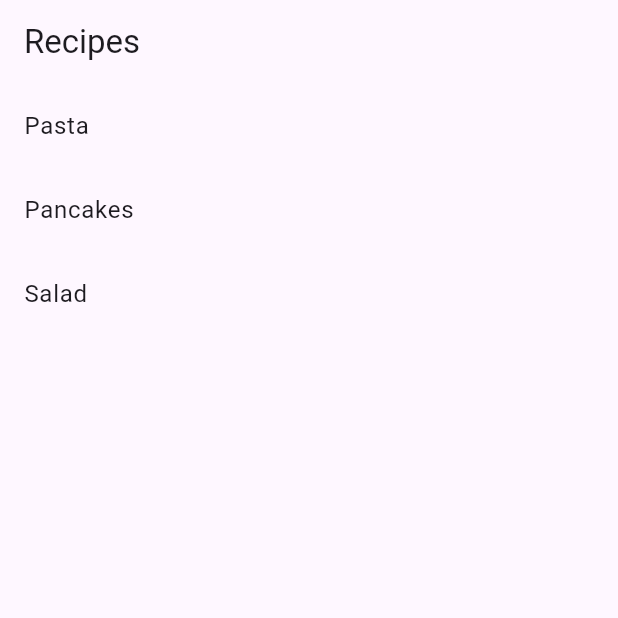
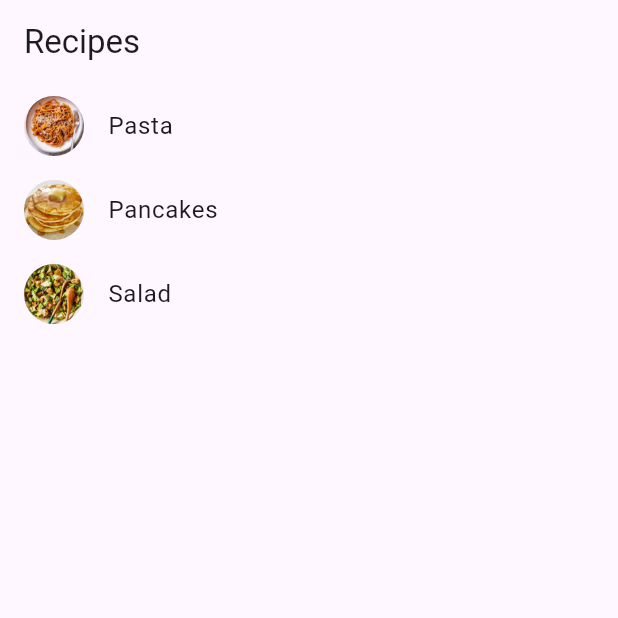
Before and after one commit to YummyFrog/mad_cw2, a Flutter app: the screen it shows after launch, on a phone screen of 412 x 824 dp, the top half of it. Run offline on Flutter 3.47's test engine with Material 3 defaults, Android fonts, the phone set to English and light mode, and no system bars.

```diff
--- a/lib/home_screen.dart
+++ b/lib/home_screen.dart
@@ -1,24 +1,26 @@
 import 'package:flutter/material.dart';
-import 'details_screen.dart'; // Import the DetailsScreen
-import 'recipe_model.dart'; // Import the Recipe model
+import 'details_screen.dart';
+import 'recipe_model.dart';
 
 class HomeScreen extends StatelessWidget {
-  // List of recipes (hardcoded for now)
   final List<Recipe> recipes = [
     Recipe(
       name: 'Pasta',
       ingredients: 'Pasta, Tomato Sauce, Cheese',
       instructions: 'Boil pasta, add sauce, and sprinkle cheese.',
+      image: 'assets/images/k_Photo_Recipes_2023-01-Caramelized-Tomato-Paste-Pasta_06-CARAMELIZED-TOMATO-PASTE-PASTA-039.jpg',
     ),
     Recipe(
       name: 'Pancakes',
       ingredients: 'Flour, Milk, Eggs, Sugar',
       instructions: 'Mix ingredients, cook on a pan, and serve.',
+      image: 'assets/images/21014-Good-old-Fashioned-Pancakes-mfs_002-0e249c95678f446291ebc9408ae64c05.jpg',
     ),
     Recipe(
       name: 'Salad',
       ingredients: 'Lettuce, Tomato, Cucumber, Dressing',
       instructions: 'Chop vegetables, mix, and add dressing.',
+      image: 'assets/images/caesar-salad.jpg',
     ),
   ];
 
@@ -26,16 +28,18 @@ class HomeScreen extends StatelessWidget {
   Widget build(BuildContext context) {
     return Scaffold(
       appBar: AppBar(
-        title: Text('Recipes'), // Title of the app bar
+        title: Text('Recipes'),
       ),
       body: ListView.builder(
-        itemCount: recipes.length, // Number of recipes
+        itemCount: recipes.length,
         itemBuilder: (context, index) {
-          final recipe = recipes[index]; // Get the recipe at the current index
+          final recipe = recipes[index];
           return ListTile(
-            title: Text(recipe.name), // Display the recipe name
+            leading: CircleAvatar(
+              backgroundImage: AssetImage(recipe.image),
+            ),
+            title: Text(recipe.name),
             onTap: () {
-              // Navigate to the DetailsScreen when a recipe is tapped
               Navigator.push(
                 context,
                 MaterialPageRoute(
--- a/lib/main.dart
+++ b/lib/main.dart
@@ -16,7 +16,7 @@ class MyApp extends StatelessWidget {
         colorScheme: ColorScheme.fromSeed(seedColor: Colors.deepPurple),
         useMaterial3: true,
       ),
-      home: HomeScreen(), // Set HomeScreen as the initial screen
+      home: HomeScreen(), // Set HomeScreen as the main screen
     );
   }
 }
--- a/lib/recipe_model.dart
+++ b/lib/recipe_model.dart
@@ -3,10 +3,12 @@ class Recipe {
   final String name;
   final String ingredients;
   final String instructions;
+  final String image;
 
   Recipe({
     required this.name,
     required this.ingredients,
     required this.instructions,
+    required this.image,
   });
 }
```
Also changed, not shown: lib/details_screen.dart (+8 -9 lines).
